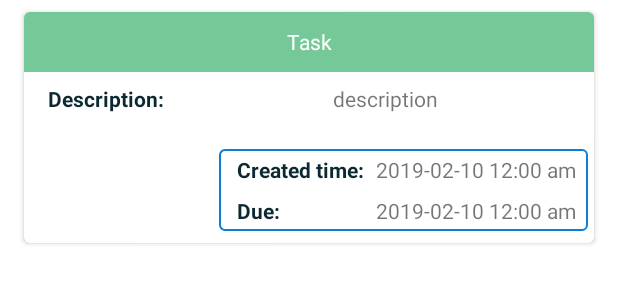
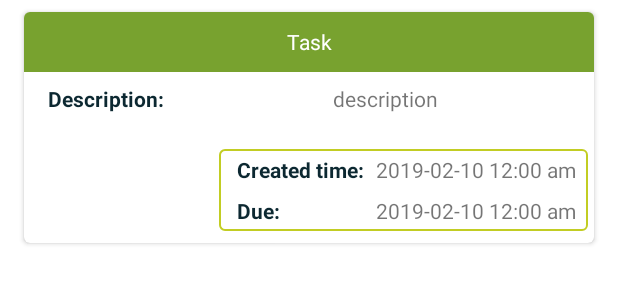
Before and after one commit to volodimirrd/Camunda, an Android app: the layout list_item_task.xml on its own in the app's theme, with its tools: preview values and no code run, on a phone screen of 412 x 824 dp. Shown: the top 300 px of the screen. Run offline under Robolectric (Android 15) with nearby library versions, the phone set to English and light mode, and no system bars.

Commit message:
change collor

```diff
--- a/app/src/main/res/drawable/bg_border_small_gray.xml
+++ b/app/src/main/res/drawable/bg_border_small_green.xml
@@ -4,7 +4,7 @@
 
     <stroke
         android:width="1dp"
-        android:color="@color/darkBlue" />
+        android:color="@color/green" />
 
     <solid android:color="@color/white" />
 
--- a/app/src/main/res/drawable/ic_edit.xml
+++ b/app/src/main/res/drawable/ic_edit.xml
@@ -1,10 +1,10 @@
 <vector android:height="24dp"
-    android:tint="#75C998"
+    android:tint="#78a22f"
     android:viewportHeight="24.0"
     android:viewportWidth="24.0"
     android:width="24dp"
     xmlns:android="http://schemas.android.com/apk/res/android">
-    <path android:fillColor="#75C998"
+    <path android:fillColor="#78a22f"
         android:pathData="M7.4619,2.0027L9.903,4.4556L3.7239,10.6649L1.2843,8.2119L7.4619,2.0027ZM11.7553,1.411L10.6666,0.3171C10.2459,-0.1057 9.5628,-0.1057 9.1406,0.3171L8.0978,1.365L10.5389,3.818L11.7553,2.5957C12.0816,2.2678 12.0816,1.7389 11.7553,1.411ZM0.0068,11.6598C-0.0376,11.8607 0.1429,12.0408 0.3428,11.9919L3.063,11.3291L0.6233,8.8761L0.0068,11.6598Z"
         />
 </vector>
--- a/app/src/main/res/layout/list_item_task.xml
+++ b/app/src/main/res/layout/list_item_task.xml
@@ -46,7 +46,7 @@
                 android:layout_width="0dp"
                 android:layout_height="wrap_content"
                 android:orientation="horizontal"
-                android:background="@drawable/bg_border_small_gray"
+                android:background="@drawable/bg_border_small_green"
                 app:layout_constraintEnd_toEndOf="parent"
                 app:layout_constraintBottom_toBottomOf="parent"
                 app:layout_constraintTop_toBottomOf="@id/descriptionTextView"
--- a/app/src/main/res/values/colors.xml
+++ b/app/src/main/res/values/colors.xml
@@ -1,9 +1,9 @@
 <?xml version="1.0" encoding="utf-8"?>
 <resources>
     <color name="white">#ffffff</color>
-    <color name="colorPrimary">#75C998</color>
-    <color name="colorPrimaryDark">#326F4F</color>
-    <color name="colorAccent">#75C998</color>
+    <color name="colorPrimary">#78a22f</color>
+    <color name="colorPrimaryDark">#729732</color>
+    <color name="colorAccent">#78a22f</color>
 
 
     <color name="darkTextPrimary">#0C2831</color>
@@ -11,6 +11,6 @@
     <color name="darkHintAd">#4F595C</color>
     <color name="grayHeader">#E6E5EB</color>
     <color name="darkHint">#AAB4B8</color>
-    <color name="darkBlue">#0D7DD6</color>
+    <color name="green">#c2cd23</color>
     <color name="lightHint">#828282</color>
 </resources>
```
